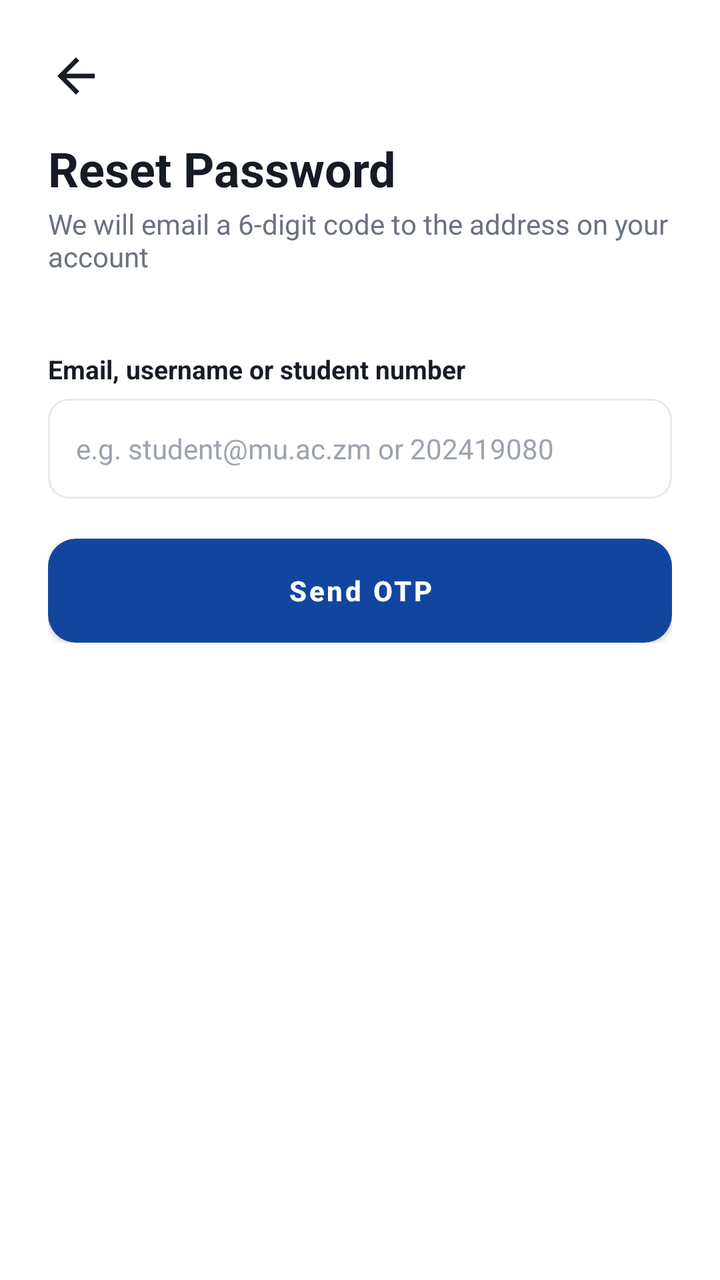
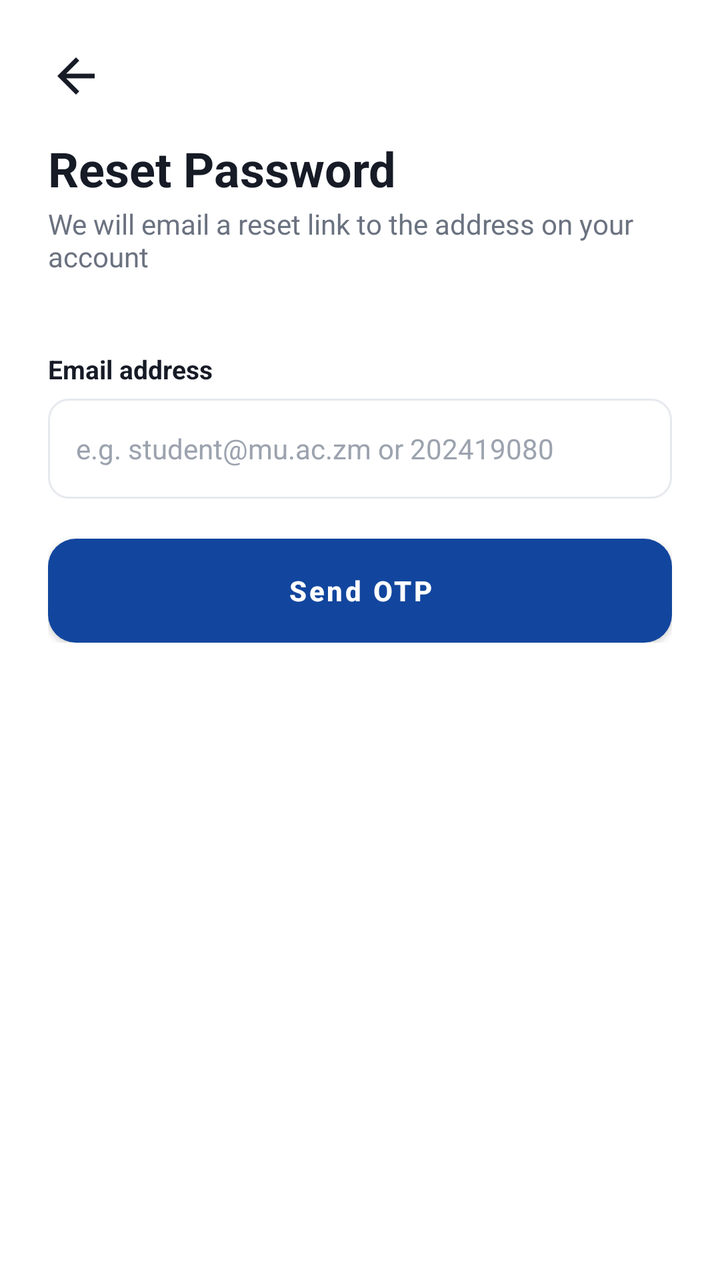

An Android layout rendered at two revisions. The XML below is the earlier revision; the diff shows what the commit changed to produce the second picture.
<!-- AndroidManifest.xml: application theme Theme.CampusApp -->
<!-- res/layout/activity_reset_password.xml -->
<?xml version="1.0" encoding="utf-8"?>
<LinearLayout xmlns:android="http://schemas.android.com/apk/res/android"
    xmlns:app="http://schemas.android.com/apk/res-auto"
    android:layout_width="match_parent"
    android:layout_height="match_parent"
    android:background="@color/white"
    android:orientation="vertical"
    android:padding="24dp">

    <ImageView
        android:id="@+id/btnBack"
        android:layout_width="28dp"
        android:layout_height="28dp"
        android:src="@drawable/ic_back"
        app:tint="@color/text_dark"
        android:layout_marginBottom="16dp"
        android:contentDescription="Back"/>

    <TextView
        android:layout_width="wrap_content"
        android:layout_height="wrap_content"
        android:text="Reset Password"
        android:textColor="@color/text_dark"
        android:textSize="24sp"
        android:textStyle="bold"/>

    <TextView
        android:layout_width="wrap_content"
        android:layout_height="wrap_content"
        android:layout_marginTop="2dp"
        android:layout_marginBottom="24dp"
        android:text="We will email a 6-digit code to the address on your account"
        android:textColor="@color/text_gray"
        android:textSize="14sp"/>

    
    <LinearLayout
        android:id="@+id/layoutEmailStep"
        android:layout_width="match_parent"
        android:layout_height="wrap_content"
        android:orientation="vertical">

        <TextView style="@style/InputLabel" android:text="Email, username or student number"/>
        <EditText
            android:id="@+id/etEmail"
            style="@style/InputField"
            android:hint="e.g. student@mu.ac.zm or 202419080"
            android:inputType="textEmailAddress"/>

        <Button
            android:id="@+id/btnSendOtp"
            android:layout_width="match_parent"
            android:layout_height="52dp"
            android:layout_marginTop="20dp"
            android:background="@drawable/bg_button_blue"
            android:text="Send OTP"
            android:textAllCaps="false"
            android:textColor="@color/white"
            android:textStyle="bold"
            android:elevation="0dp"/>
    </LinearLayout>

    
    <LinearLayout
        android:id="@+id/layoutOtpStep"
        android:layout_width="match_parent"
        android:layout_height="wrap_content"
        android:orientation="vertical"
        android:visibility="gone">

        <TextView style="@style/InputLabel" android:text="Enter 6-Digit OTP"/>
        <EditText
            android:id="@+id/etOtp"
            style="@style/InputField"
            android:hint="123456"
            android:inputType="number"
            android:maxLength="6"/>

        <TextView style="@style/InputLabel" android:text="New Password" android:layout_marginTop="12dp"/>
        <EditText
            android:id="@+id/etNewPassword"
            style="@style/InputField"
            android:hint="••••••••"
            android:inputType="textPassword"/>

        <Button
            android:id="@+id/btnResetPassword"
            android:layout_width="match_parent"
            android:layout_height="52dp"
            android:layout_marginTop="20dp"
            android:background="@drawable/bg_button_blue"
            android:text="Verify &amp; Reset Password"
            android:textAllCaps="false"
            android:textColor="@color/white"
            android:textStyle="bold"
            android:elevation="0dp"/>
    </LinearLayout>

</LinearLayout>
<!-- resources referenced by this layout -->
<resources>
  <color name="text_dark">#161B26</color>
  <color name="text_gray">#6B7280</color>
  <color name="white">#FFFFFF</color>
  <!-- drawable bg_button_blue (drawable) -->
  <?xml version="1.0" encoding="utf-8"?>
  <shape xmlns:android="http://schemas.android.com/apk/res/android" android:shape="rectangle">
      <solid android:color="@color/primary_blue" />
      <corners android:radius="14dp" />
  </shape>
  <!-- drawable ic_back (drawable) -->
  <vector xmlns:android="http://schemas.android.com/apk/res/android"
      android:width="24dp" android:height="24dp" android:viewportWidth="24" android:viewportHeight="24">
      <path android:fillColor="@android:color/white"
          android:pathData="M20,11 L7.8,11 L13.4,5.4 L12,4 L4,12 L12,20 L13.4,18.6 L7.8,13 L20,13 Z"/>
  </vector>
  <style name="InputField">
          <item name="android:layout_width">match_parent</item>
          <item name="android:layout_height">50dp</item>
          <item name="android:background">@drawable/bg_input</item>
          <item name="android:paddingLeft">14dp</item>
          <item name="android:paddingRight">14dp</item>
          <item name="android:textSize">14sp</item>
          <item name="android:textColor">@color/text_dark</item>
          <item name="android:textColorHint">@color/text_gray_light</item>
      </style>
  <style name="InputLabel">
          <item name="android:layout_width">wrap_content</item>
          <item name="android:layout_height">wrap_content</item>
          <item name="android:layout_marginTop">14dp</item>
          <item name="android:layout_marginBottom">6dp</item>
          <item name="android:textSize">13sp</item>
          <item name="android:textColor">@color/text_dark</item>
          <item name="android:textStyle">bold</item>
      </style>
  <style name="Theme.CampusApp" parent="Theme.MaterialComponents.Light.NoActionBar">
          <item name="colorPrimary">@color/primary_blue</item>
          <item name="colorPrimaryDark">@color/navy_dark</item>
          <item name="colorAccent">@color/primary_red</item>
          <item name="android:windowBackground">@color/background</item>
          <item name="android:statusBarColor">@color/navy_dark</item>
      </style>
  <color name="primary_blue">#12469E</color>
  <!-- drawable bg_input (drawable) -->
  <?xml version="1.0" encoding="utf-8"?>
  <shape xmlns:android="http://schemas.android.com/apk/res/android" android:shape="rectangle">
      <solid android:color="@color/white" />
      <stroke android:width="1dp" android:color="@color/divider" />
      <corners android:radius="10dp" />
  </shape>
  <color name="text_gray_light">#9CA3AF</color>
  <color name="navy_dark">#0B2A4A</color>
  <color name="primary_red">#C31432</color>
  <color name="background">#F3F5F8</color>
  <color name="divider">#E6E9EE</color>
</resources>

<!-- the commit's change to res/layout/activity_reset_password.xml (unified diff, before → after) -->
@@ -29,7 +29,7 @@
         android:layout_height="wrap_content"
         android:layout_marginTop="2dp"
         android:layout_marginBottom="24dp"
-        android:text="We will email a 6-digit code to the address on your account"
+        android:text="We will email a reset link to the address on your account"
         android:textColor="@color/text_gray"
         android:textSize="14sp"/>
 
@@ -40,7 +40,7 @@
         android:layout_height="wrap_content"
         android:orientation="vertical">
 
-        <TextView style="@style/InputLabel" android:text="Email, username or student number"/>
+        <TextView style="@style/InputLabel" android:text="Email address"/>
         <EditText
             android:id="@+id/etEmail"
             style="@style/InputField"
@@ -53,6 +53,7 @@
             android:layout_height="52dp"
             android:layout_marginTop="20dp"
             android:background="@drawable/bg_button_blue"
+            app:backgroundTint="@null"
             android:text="Send OTP"
             android:textAllCaps="false"
             android:textColor="@color/white"
@@ -89,6 +90,7 @@
             android:layout_height="52dp"
             android:layout_marginTop="20dp"
             android:background="@drawable/bg_button_blue"
+            app:backgroundTint="@null"
             android:text="Verify &amp; Reset Password"
             android:textAllCaps="false"
             android:textColor="@color/white"
